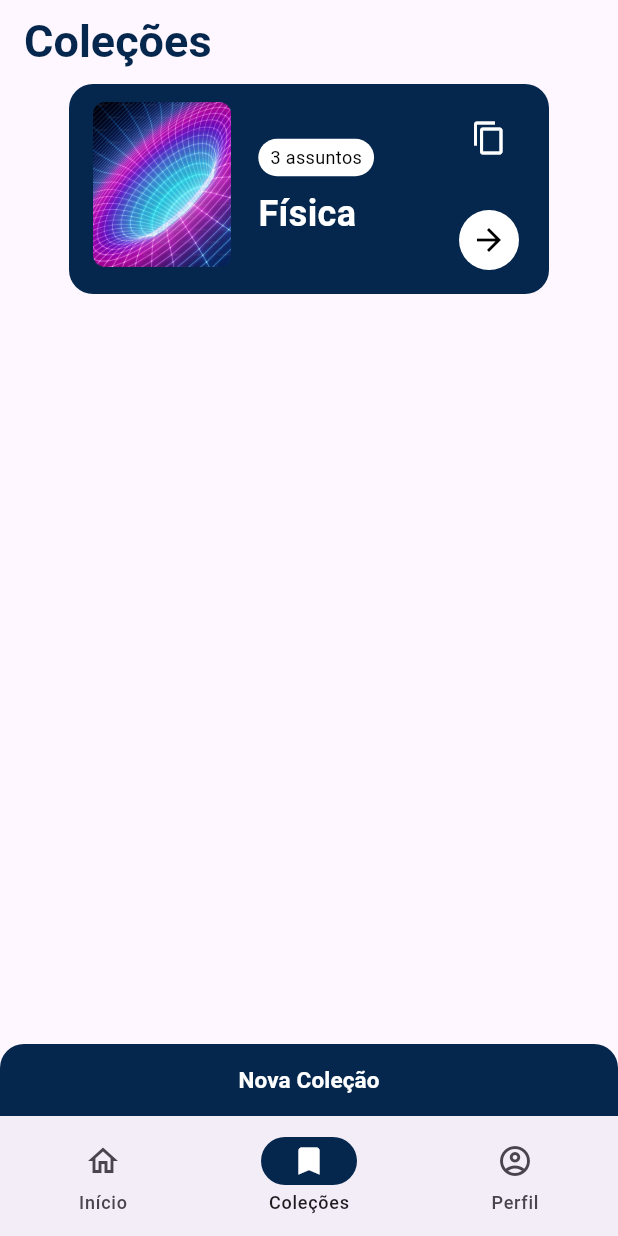
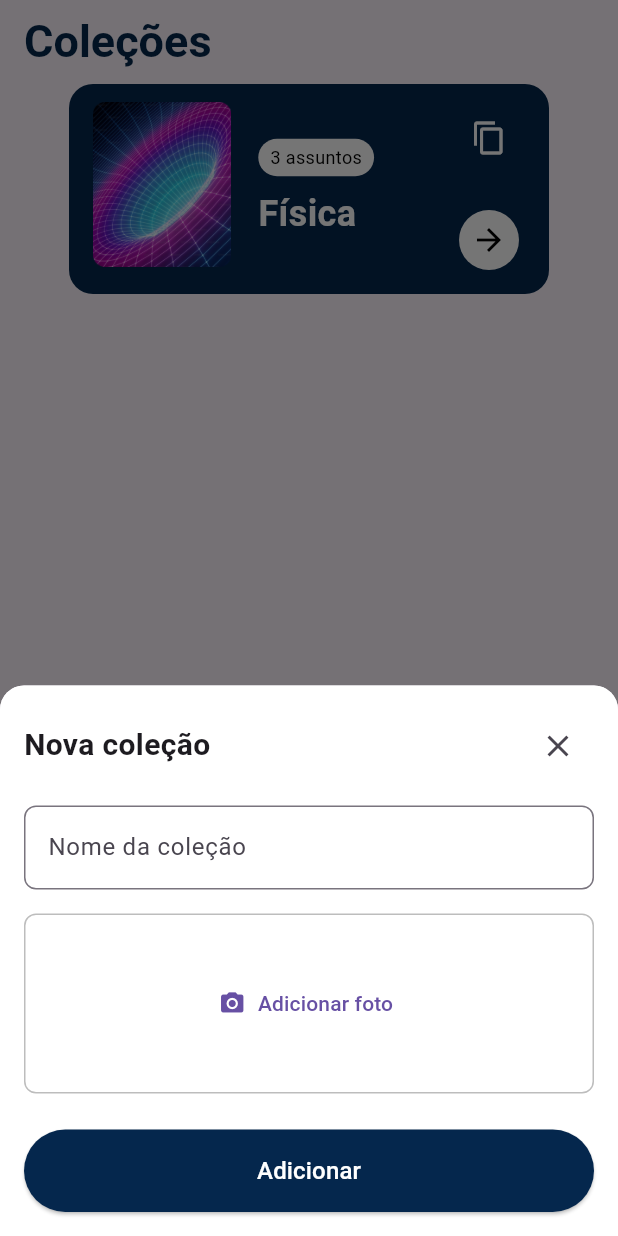
Before and after one commit to IsequielNascimento/aprendoai_front, a Flutter app: the screen it shows after launch, item 2 of the bottom bar chosen, after a tap on "Nova Coleção", on a phone screen of 412 x 824 dp. Run offline on Flutter 3.47's test engine with Material 3 defaults, Android fonts, the phone set to English and light mode, and no system bars.

Commit message:
feat(foldersPage.dart): add modal_bottom_sheet widget

```diff
--- a/lib/pages/foldersPage.dart
+++ b/lib/pages/foldersPage.dart
@@ -26,8 +26,8 @@ class FoldersPage extends StatelessWidget {
           mainAxisAlignment: MainAxisAlignment.spaceBetween,
           children: [
             SingleChildScrollView(
-              padding: EdgeInsets.only(left: 16, right: 16),
-              child: Column(
+              padding: const EdgeInsets.only(left: 16, right: 16),
+              child: const Column(
                 crossAxisAlignment: CrossAxisAlignment.start,
                 children: [
                   FoldersWidget(),
@@ -35,28 +35,36 @@ class FoldersPage extends StatelessWidget {
               ),
             ),
 
+            /// Botão "Nova Coleção" que chama o ModalBottomSheet
             Container(
               width: double.infinity,
-              decoration: BoxDecoration(
-
-                color: const Color(0xFF05274D),
-                borderRadius: BorderRadius.only(topLeft: Radius.circular(16), topRight: Radius.circular(16)),
+              decoration: const BoxDecoration(
+                color: Color(0xFF05274D),
+                borderRadius: BorderRadius.only(
+                    topLeft: Radius.circular(16), topRight: Radius.circular(16)),
               ),
               child: TextButton(
-
-                style: ButtonStyle(),
                 onPressed: () {
-                  ModalBottomSheetWidget();
+                  showModalBottomSheet(
+                    context: context,
+                    isScrollControlled: true, // Para ocupar mais espaço da tela
+                    shape: const RoundedRectangleBorder(
+                      borderRadius:
+                          BorderRadius.vertical(top: Radius.circular(16)),
+                    ),
+                    builder: (context) => const ModalBottomSheetWidget(),
+                  );
                 },
-                child: Text("Nova Coleção",
-                style: TextStyle(
-                  color: Colors.white,
+                child: const Text(
+                  "Nova Coleção",
+                  style: TextStyle(
+                    color: Colors.white,
                     fontSize: 15,
                     fontWeight: FontWeight.bold,
-                ),),
+                  ),
+                ),
               ),
-            )
-
+            ),
           ],
         ),
       ),
--- /dev/null
+++ b/lib/widgets/modal_bottom_sheet.dart
@@ -0,0 +1,91 @@
+import 'package:flutter/material.dart';
+
+class ModalBottomSheetWidget extends StatelessWidget {
+  const ModalBottomSheetWidget({super.key});
+
+  @override
+  Widget build(BuildContext context) {
+    return Padding(
+      padding: EdgeInsets.only(
+        bottom: MediaQuery.of(context).viewInsets.bottom, // Ajusta para o teclado
+      ),
+      child: Container(
+        padding: const EdgeInsets.all(16),
+        decoration: const BoxDecoration(
+          color: Colors.white,
+          borderRadius: BorderRadius.vertical(top: Radius.circular(16)),
+        ),
+        child: Column(
+          mainAxisSize: MainAxisSize.min,
+          children: [
+            /// Botão de Fechar
+            Row(
+              mainAxisAlignment: MainAxisAlignment.spaceBetween,
+              children: [
+                const Text(
+                  "Nova coleção",
+                  style: TextStyle(fontSize: 20, fontWeight: FontWeight.bold),
+                ),
+                IconButton(
+                  icon: const Icon(Icons.close),
+                  onPressed: () => Navigator.pop(context),
+                ),
+              ],
+            ),
+
+            const SizedBox(height: 16),
+
+            /// Campo de Texto - Nome da Coleção
+            TextField(
+              decoration: InputDecoration(
+                labelText: "Nome da coleção",
+                hintText: "Ex: Física, Matemática",
+                border: OutlineInputBorder(
+                  borderRadius: BorderRadius.circular(8),
+                ),
+              ),
+            ),
+
+            const SizedBox(height: 16),
+
+            /// Botão para Adicionar Foto
+            Container(
+              height: 120,
+              width: double.infinity,
+              decoration: BoxDecoration(
+                border: Border.all(color: Colors.grey.shade400),
+                borderRadius: BorderRadius.circular(8),
+              ),
+              child: TextButton.icon(
+                onPressed: () {},
+                icon: const Icon(Icons.camera_alt),
+                label: const Text("Adicionar foto"),
+              ),
+            ),
+
+            const SizedBox(height: 24),
+
+            /// Botão "Adicionar"
+            SizedBox(
+              width: double.infinity,
+              child: ElevatedButton(
+                style: ElevatedButton.styleFrom(
+                  backgroundColor: const Color(0xFF05274D),
+                  padding: const EdgeInsets.symmetric(vertical: 16),
+                ),
+                onPressed: () {
+                  // Lógica para salvar a coleção
+                  Navigator.pop(context);
+                },
+                child: const Text(
+                  "Adicionar",
+                  style: TextStyle(color: Colors.white, fontSize: 16),
+                ),
+              ),
+            ),
+          ],
+        ),
+      ),
+    );
+  }
+}
```
